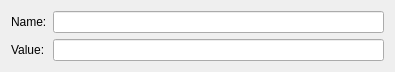
The window that src/panelplugins/variablemgr/newvardlg.ui (KDE/cantor) describes before a commit, drawn with Qt 5.
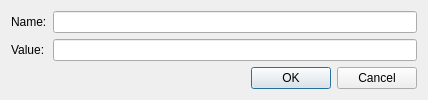
The same window after the commit. Custom widgets are drawn as their Qt base class.

Commit message: Port from KDialog to QDialog + QDialogButtonBox This work was performed during LaKademy 2015 with help of some developers. Thank you Alana! Thank you Daniela! CCMAIL: lanna.barros@gmail.com CCMAIL: daniela@colivre.coop.br REVIEW: 124008

What changed in the file:
```diff
--- a/src/panelplugins/variablemgr/newvardlg.ui
+++ b/src/panelplugins/variablemgr/newvardlg.ui
@@ -6,8 +6,8 @@
    <rect>
     <x>0</x>
     <y>0</y>
-    <width>395</width>
-    <height>58</height>
+    <width>428</width>
+    <height>96</height>
    </rect>
   </property>
   <layout class="QFormLayout" name="formLayout">
@@ -31,6 +31,13 @@
    <item row="1" column="1">
     <widget class="KLineEdit" name="value"/>
    </item>
+   <item row="2" column="1">
+    <widget class="QDialogButtonBox" name="buttonBox">
+     <property name="standardButtons">
+      <set>QDialogButtonBox::Cancel|QDialogButtonBox::Ok</set>
+     </property>
+    </widget>
+   </item>
   </layout>
  </widget>
  <customwidgets>
```
The commit also changes 25 other files.
